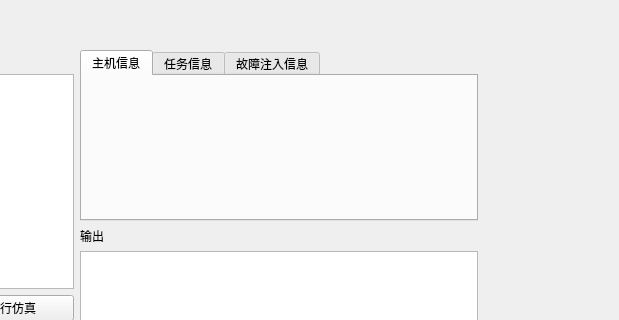
This is component/home.ui in tocods/jobSimQt as Qt 5 draws it before an edit; both pictures show x 190 to 809 and y 0 to 320 of the 809 by 640 pixel window. The edited form follows.
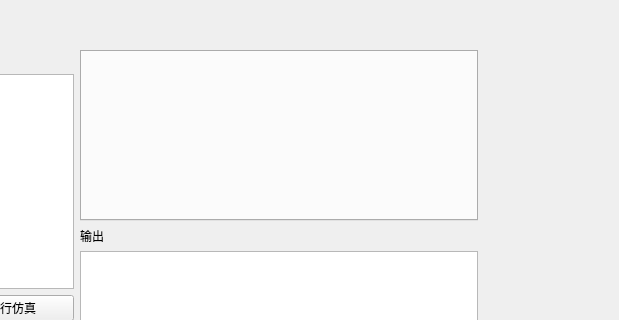
This is the edited form. Icons and pictures are not drawn.

Diff of the .ui file:
```diff
--- a/component/home.ui
+++ b/component/home.ui
@@ -13,7 +13,7 @@
   <property name="windowTitle">
    <string>home</string>
   </property>
-  <widget class="QWidget" name="">
+  <widget class="QWidget" name="layoutWidget">
    <property name="geometry">
     <rect>
      <x>140</x>
@@ -95,21 +95,6 @@
         <property name="currentIndex">
          <number>0</number>
         </property>
-        <widget class="QWidget" name="hostinfo">
-         <attribute name="title">
-          <string>主机信息</string>
-         </attribute>
-        </widget>
-        <widget class="QWidget" name="jobinfo">
-         <attribute name="title">
-          <string>任务信息</string>
-         </attribute>
-        </widget>
-        <widget class="QWidget" name="faultinfo">
-         <attribute name="title">
-          <string>故障注入信息</string>
-         </attribute>
-        </widget>
        </widget>
       </item>
       <item>
```
Left out of the diff: 2 changed lines with no effect on the pictures.
